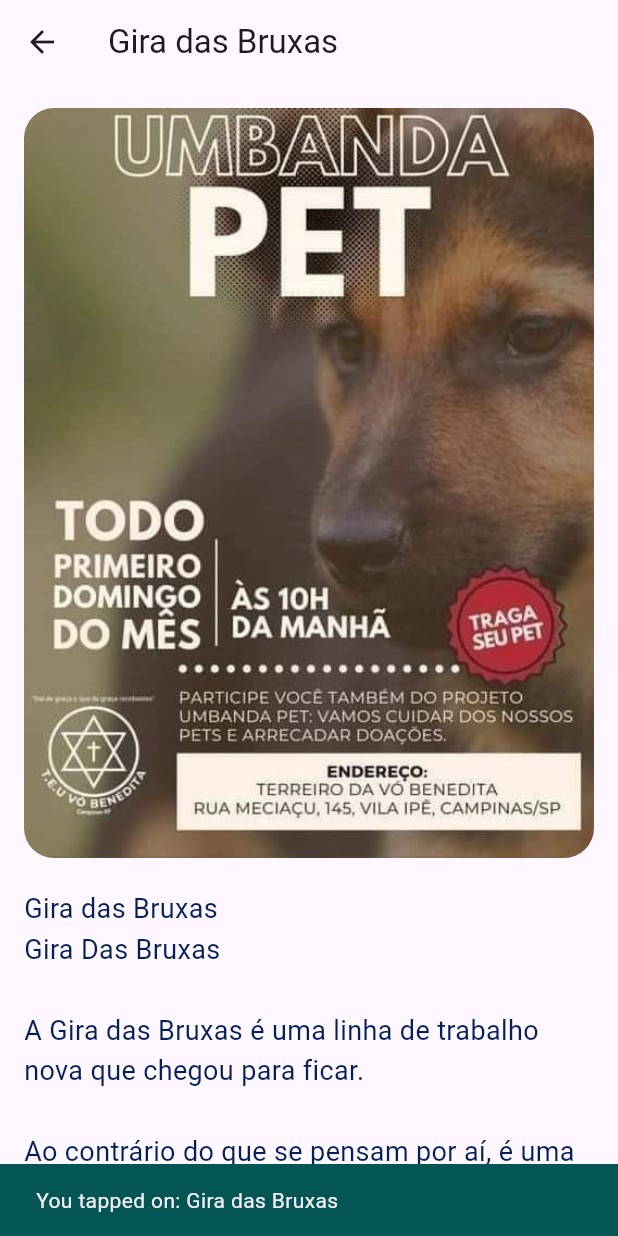
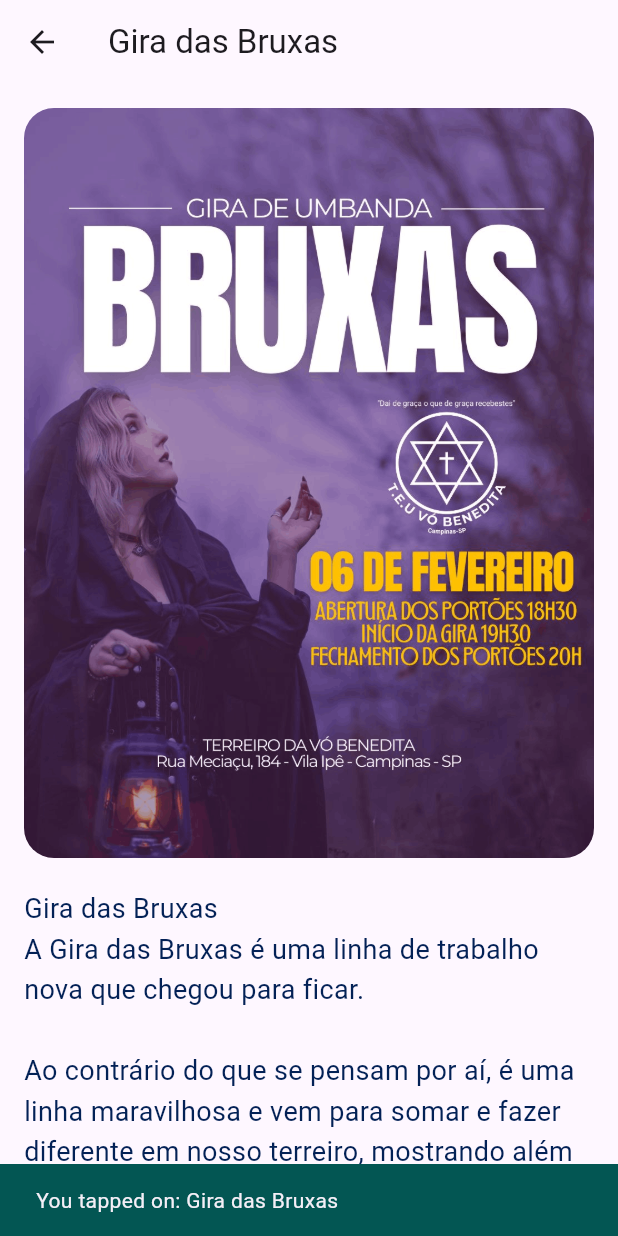
Before and after one commit to camurri/tvbflutter, a Flutter app: the screen it shows after launch, after a tap on "Gira das Bruxas", on a phone screen of 412 x 824 dp. Run offline on Flutter 3.47's test engine with Material 3 defaults, Android fonts, the phone set to English and light mode, and no system bars; our stand-ins replace carousel_slider.

Commit message:
imagens carregadas giras

```diff
--- a/lib/texts/texts.dart
+++ b/lib/texts/texts.dart
@@ -21,8 +21,6 @@ Mães responsáveis do dia: Mãe Camila e Mãe Jacqueline, início das atividade
 ''';
 
 String giraDasBruxas = '''Gira das Bruxas
-Gira Das Bruxas
-
 A Gira das Bruxas é uma linha de trabalho nova que chegou para ficar.
 
 Ao contrário do que se pensam por aí, é uma linha maravilhosa e vem para somar e fazer diferente em nosso terreiro, mostrando além de tudo que não temos nenhum tipo de preconceito.
@@ -35,8 +33,6 @@ Responsáveis pela gira: Mãe Paula, Mãe Bruna e Mãe Jacqueline, acompanhem no
 ''';
 
 String giraDeCura = '''
-Gira de cura
-
 A gira de cura é uma gira maravilhosa, leve onde vem em terra os médicos de Aruanda tratar os pacientes que precisam de ajuda espiritual.
 
 É uma gira diferente e ajuda muitas pessoas em seu dia a dia, com doenças e dores.
@@ -48,8 +44,6 @@ Mãe responsável do dia: Mãe Hosana, a gira inicia as 19hs.
 
 
 String sagradoFeminino = '''
-Sagrado Feminino
-
 O sagrado feminino é uma roda de conversa de mulheres para tratarmos o nosso feminino.
 
 Mulheres que já foram abusadas, humilhadas, sofreram qualquer tipo de preconceito.
@@ -62,8 +56,6 @@ Responsável pelo sagrado Feminino: Terapeuta Mãe Paula, a roda acontece no pri
 ''';
 
 String umbandaPet = '''
-Umbanda Pet
-
 A umbanda Pet é uma gira voltada para nossos animaizinhos pois eles também precisam de um passe do preto velho ou o abraço do erê.
 
 É uma gira maravilhosa, cheio de bichinhos de estimação.
--- a/lib/widgets/carousel_slider.dart
+++ b/lib/widgets/carousel_slider.dart
@@ -114,7 +114,7 @@ class DetailPage extends StatelessWidget {
       textContent = texts.containsKey('Gira Cigana')
           ? texts['Gira Cigana']!
           : 'Texto não encontrado.';
-      imagePath = 'assets/images/umbandaPet.png';
+      imagePath = 'assets/images/giraCigana.png';
 
     } else if (title == 'Umbanda Pet') {
       textContent = texts.containsKey('Umbanda Pet')
@@ -126,21 +126,21 @@ class DetailPage extends StatelessWidget {
       textContent = texts.containsKey('Gira de Cura')
           ? texts['Gira de Cura']!
           : 'Texto não encontrado.';
-      imagePath = 'assets/images/umbandaPet.png';
+      imagePath = 'assets/images/giraDeCura.png';
 
     }
     else if (title == 'Jardim de Aruanda') {
       textContent = texts.containsKey('Jardim de Aruanda')
           ? texts['Jardim de Aruanda']!
           : 'Texto não encontrado.';
-      imagePath = 'assets/images/umbandaPet.png';
+      imagePath = 'assets/images/jardimDeAruanda.png';
     }
 
     else if (title == 'Gira das Bruxas') {
       textContent = texts.containsKey('Gira das Bruxas')
           ? texts['Gira das Bruxas']!
           : 'Texto não encontrado.';
-      imagePath = 'assets/images/umbandaPet.png';
+      imagePath = 'assets/images/giraDasBruxas.png';
     }
     else if (title == 'Como chegar?') {
       textContent = texts.containsKey('Como chegar?')
@@ -154,7 +154,7 @@ class DetailPage extends StatelessWidget {
       textContent = texts.containsKey('Sagrado Feminino')
           ? texts['Sagrado Feminino']!
           : 'Texto não encontrado.';
-      imagePath = 'assets/images/umbandaPet.png';
+      imagePath = 'assets/images/sagradoFeminino.png';
     }
     else if (title == 'Giras da Semana') {
       textContent = texts.containsKey('Giras da Semana')
```
Also changed, not shown: assets/images/giraCigana.png (added), assets/images/giraDasBruxas.png (added), assets/images/giraDeCura.png (added), assets/images/jardimDeAruanda.png (added), assets/images/sagradoFeminino.png (added).
